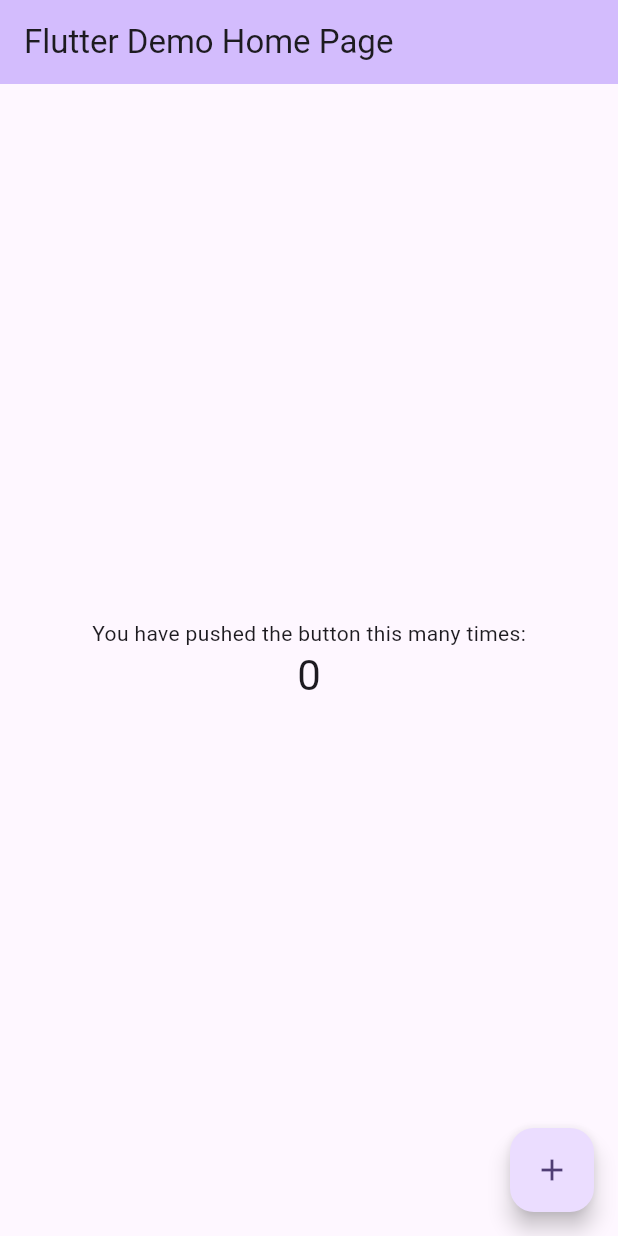
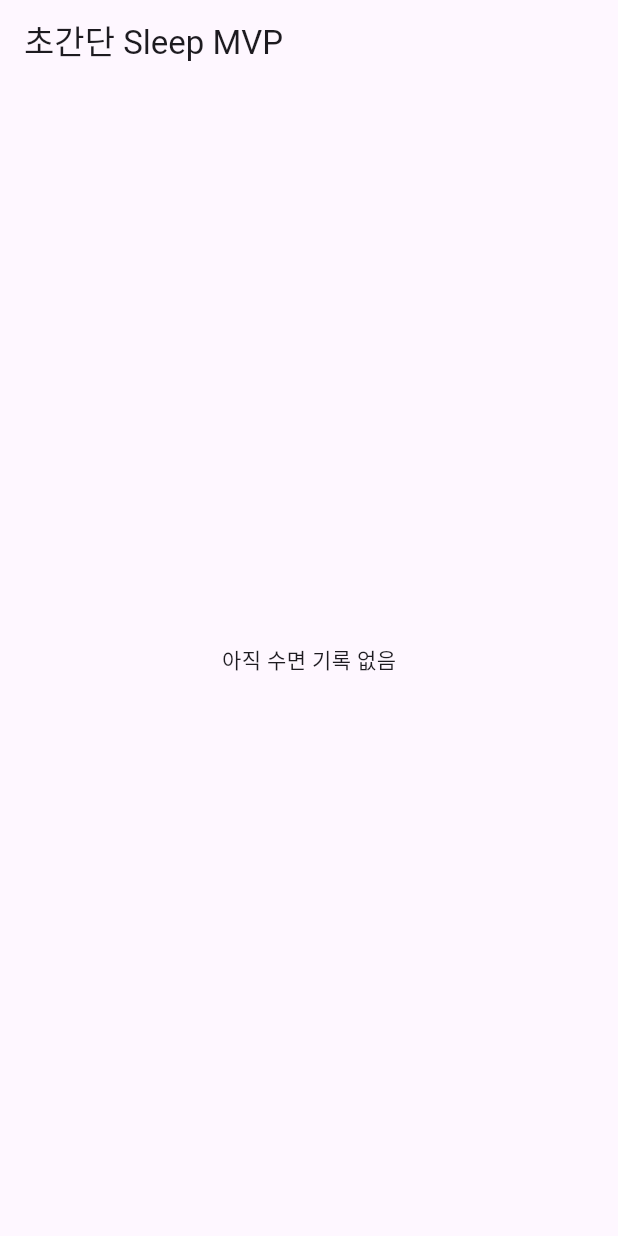
Before and after one commit to VepTea/sleep_convince, a Flutter app: the screen it shows after launch, on a phone screen of 412 x 824 dp. Run offline on Flutter 3.47's test engine with Material 3 defaults, Android fonts, the phone set to English and light mode, and no system bars; missing offline and left inert: screen_state.

Commit message:
feat : 2분간 화면꺼지면 시간 측정하는 기능 구현

```diff
--- a/lib/main.dart
+++ b/lib/main.dart
@@ -1,122 +1,85 @@
+import 'dart:async';
 import 'package:flutter/material.dart';
+import 'package:screen_state/screen_state.dart';
 
-void main() {
-  runApp(const MyApp());
-}
+void main() => runApp(const MyApp());
 
 class MyApp extends StatelessWidget {
   const MyApp({super.key});
-
-  // This widget is the root of your application.
   @override
-  Widget build(BuildContext context) {
-    return MaterialApp(
-      title: 'Flutter Demo',
-      theme: ThemeData(
-        // This is the theme of your application.
-        //
-        // TRY THIS: Try running your application with "flutter run". You'll see
-        // the application has a purple toolbar. Then, without quitting the app,
-        // try changing the seedColor in the colorScheme below to Colors.green
-        // and then invoke "hot reload" (save your changes or press the "hot
-        // reload" button in a Flutter-supported IDE, or press "r" if you used
-        // the command line to start the app).
-        //
-        // Notice that the counter didn't reset back to zero; the application
-        // state is not lost during the reload. To reset the state, use hot
-        // restart instead.
-        //
-        // This works for code too, not just values: Most code changes can be
-        // tested with just a hot reload.
-        colorScheme: ColorScheme.fromSeed(seedColor: Colors.deepPurple),
-      ),
-      home: const MyHomePage(title: 'Flutter Demo Home Page'),
-    );
-  }
+  Widget build(BuildContext context) =>
+      const MaterialApp(home: SleepTrackerPage());
 }
 
-class MyHomePage extends StatefulWidget {
-  const MyHomePage({super.key, required this.title});
+class SleepTrackerPage extends StatefulWidget {
+  const SleepTrackerPage({super.key});
+  @override
+  State<SleepTrackerPage> createState() => _SleepTrackerPageState();
+}
 
-  // This widget is the home page of your application. It is stateful, meaning
-  // that it has a State object (defined below) that contains fields that affect
-  // how it looks.
+class _SleepTrackerPageState extends State<SleepTrackerPage> {
+  DateTime? _candidateStart; // 화면 OFF 시점
+  Duration? _lastSleep; // OFF→ON 간격
+  late final Screen _screen;
+  StreamSubscription<ScreenStateEvent>? _sub;
 
-  // This class is the configuration for the state. It holds the values (in this
-  // case the title) provided by the parent (in this case the App widget) and
-  // used by the build method of the State. Fields in a Widget subclass are
-  // always marked "final".
-
-  final String title;
+  // 사용자가 정한 목표 (23:00~07:00 예시)
+  final _target = const Duration(hours: 8);
 
   @override
-  State<MyHomePage> createState() => _MyHomePageState();
-}
+  void initState() {
+    super.initState();
+    _screen = Screen();
+    _sub = _screen.screenStateStream?.listen(_onEvent);
+  }
 
-class _MyHomePageState extends State<MyHomePage> {
-  int _counter = 0;
+  void _onEvent(ScreenStateEvent e) {
+    final now = DateTime.now();
+    if (e == ScreenStateEvent.SCREEN_OFF) {
+      _candidateStart = now;
+    } else if (e == ScreenStateEvent.SCREEN_ON && _candidateStart != null) {
+      final gap = now.difference(_candidateStart!);
+      // 2 분 이상 OFF였으면 "잠"으로 인정 (테스트용)
+      if (gap >= const Duration(minutes: 2)) {
+        setState(() => _lastSleep = gap);
+      }
+      _candidateStart = null;
+    }
+  }
 
-  void _incrementCounter() {
-    setState(() {
-      // This call to setState tells the Flutter framework that something has
-      // changed in this State, which causes it to rerun the build method below
-      // so that the display can reflect the updated values. If we changed
-      // _counter without calling setState(), then the build method would not be
-      // called again, and so nothing would appear to happen.
-      _counter++;
-    });
+  @override
+  void dispose() {
+    _sub?.cancel();
+    super.dispose();
   }
 
   @override
   Widget build(BuildContext context) {
-    // This method is rerun every time setState is called, for instance as done
-    // by the _incrementCounter method above.
-    //
-    // The Flutter framework has been optimized to make rerunning build methods
-    // fast, so that you can just rebuild anything that needs updating rather
-    // than having to individually change instances of widgets.
+    final deficit = _lastSleep == null ? null : _target - _lastSleep!;
     return Scaffold(
-      appBar: AppBar(
-        // TRY THIS: Try changing the color here to a specific color (to
-        // Colors.amber, perhaps?) and trigger a hot reload to see the AppBar
-        // change color while the other colors stay the same.
-        backgroundColor: Theme.of(context).colorScheme.inversePrimary,
-        // Here we take the value from the MyHomePage object that was created by
-        // the App.build method, and use it to set our appbar title.
-        title: Text(widget.title),
+      appBar: AppBar(title: const Text('초간단 Sleep MVP')),
+      body: Center(
+        child: _lastSleep == null
+            ? const Text('아직 수면 기록 없음')
+            : Column(
+                mainAxisSize: MainAxisSize.min,
+                children: [
+                  Text(
+                    '실제 수면: '
+                    '${_lastSleep!.inHours}h ${_lastSleep!.inMinutes % 60}m',
+                  ),
+                  const SizedBox(height: 8),
+                  Text(
+                    deficit!.inMinutes == 0
+                        ? '목표 달성! 👍'
+                        : deficit.isNegative
+                        ? '오버슬립 ${deficit.abs().inMinutes}분'
+                        : '수면 부족 ${deficit.inMinutes}분',
+                    style: const TextStyle(fontSize: 20),
+                  ),
+                ],
+              ),
       ),
-      body: Center(
-        // Center is a layout widget. It takes a single child and positions it
-        // in the middle of the parent.
-        child: Column(
-          // Column is also a layout widget. It takes a list of children and
-          // arranges them vertically. By default, it sizes itself to fit its
-          // children horizontally, and tries to be as tall as its parent.
-          //
-          // Column has various properties to control how it sizes itself and
-          // how it positions its children. Here we use mainAxisAlignment to
-          // center the children vertically; the main axis here is the vertical
-          // axis because Columns are vertical (the cross axis would be
-          // horizontal).
-          //
-          // TRY THIS: Invoke "debug painting" (choose the "Toggle Debug Paint"
-          // action in the IDE, or press "p" in the console), to see the
-          // wireframe for each widget.
-          mainAxisAlignment: MainAxisAlignment.center,
-          children: <Widget>[
-            const Text('You have pushed the button this many times:'),
-            Text(
-              '$_counter',
-              style: Theme.of(context).textTheme.headlineMedium,
-            ),
-          ],
-        ),
-      ),
-      floatingActionButton: FloatingActionButton(
-        onPressed: _incrementCounter,
-        tooltip: 'Increment',
-        child: const Icon(Icons.add),
-      ), // This trailing comma makes auto-formatting nicer for build methods.
     );
   }
 }
--- a/pubspec.yaml
+++ b/pubspec.yaml
@@ -31,6 +31,7 @@ dependencies:
   flutter:
     sdk: flutter
   screen_state: ^4.1.1
+  shared_preferences: ^2.2.2
 
   # The following adds the Cupertino Icons font to your application.
   # Use with the CupertinoIcons class for iOS style icons.
```
Also changed, not shown: pubspec.lock, 3 other files.
